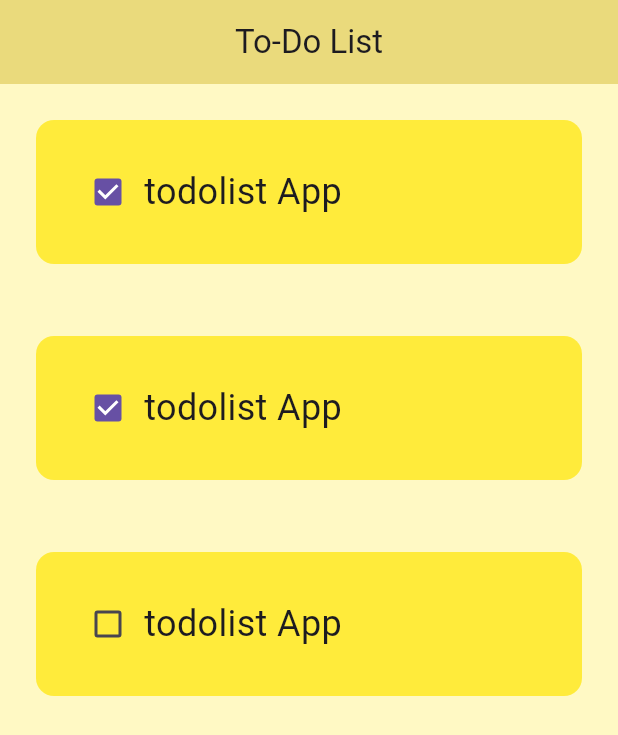
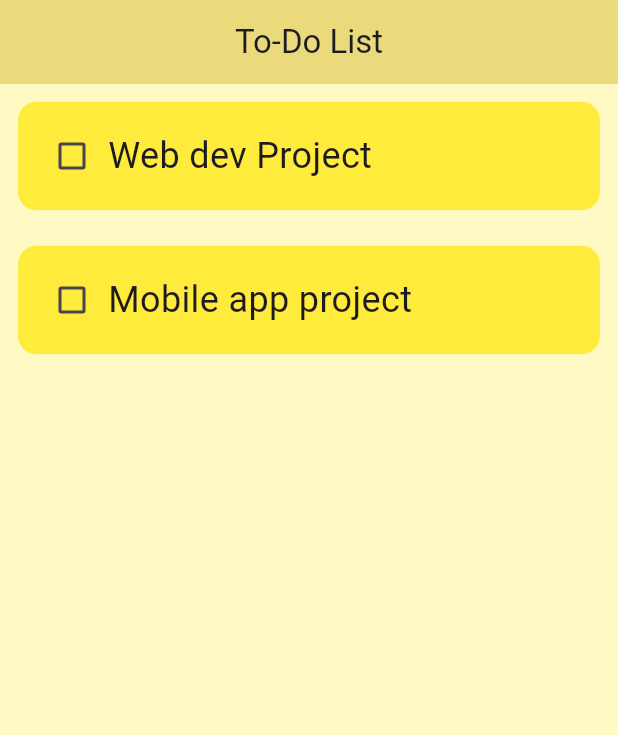
Before and after one commit to Saadaqmacalin/ToDoList_App_Flutter, a Flutter app: the screen it shows after launch, on a phone screen of 412 x 824 dp. Shown: the top 735 px of the screen. Run offline on Flutter 3.47's test engine with Material 3 defaults, Android fonts, the phone set to English and light mode, and no system bars.

Commit message:
updated checbox

```diff
--- a/lib/Components/todo_tile.dart
+++ b/lib/Components/todo_tile.dart
@@ -15,9 +15,11 @@ class ToDoTile extends StatelessWidget {
   @override
   Widget build(BuildContext context) {
     return Padding(
-      padding: EdgeInsets.all(24.0),
+
+      padding: EdgeInsets.all(12),
       child: Container(
-        padding: EdgeInsets.all(24),
+        // margin: EdgeInsets.only(top: 45),
+        padding: EdgeInsets.all(12),
         child: Row(
           children: [
             Checkbox(value: taskCompleted, onChanged: onChanged),
--- a/lib/pages/home.dart
+++ b/lib/pages/home.dart
@@ -9,6 +9,17 @@ class HomePage extends StatefulWidget {
 }
 
 class _HomePageState extends State<HomePage> {
+  List todolist = [
+    ["Web dev Project", false],
+    ["Mobile app project", false],
+  ];
+
+  void checkBoxChanged(bool? value, int index) {
+    setState(() {
+      todolist[index][1] = !todolist[index][1];
+    });
+  }
+
   @override
   Widget build(BuildContext context) {
     return Scaffold(
@@ -19,25 +30,16 @@ class _HomePageState extends State<HomePage> {
         title: const Text("To-Do List"),
         centerTitle: true,
       ),
-      body:  ListView(
-        children: [
-          ToDoTile(
-            taskName: "todolist App",
-            taskCompleted: true,
-            onChanged: (p0){},
-          ),
-          ToDoTile(
-            taskName: "todolist App",
-            taskCompleted: true,
-            onChanged: (p0){},
-          ),ToDoTile(
-            taskName: "todolist App",
-            taskCompleted: false,
-            onChanged: (p0){},
-          )
-        ],
-
-      )
+      body: ListView.builder(
+        itemCount: todolist.length,
+        itemBuilder: (context, index) {
+          return ToDoTile(
+            taskName: todolist[index][0],
+            taskCompleted: todolist[index][1],
+            onChanged: (value) => checkBoxChanged(value, index),
+          );
+        },
+      ),
     );
   }
 }
```
